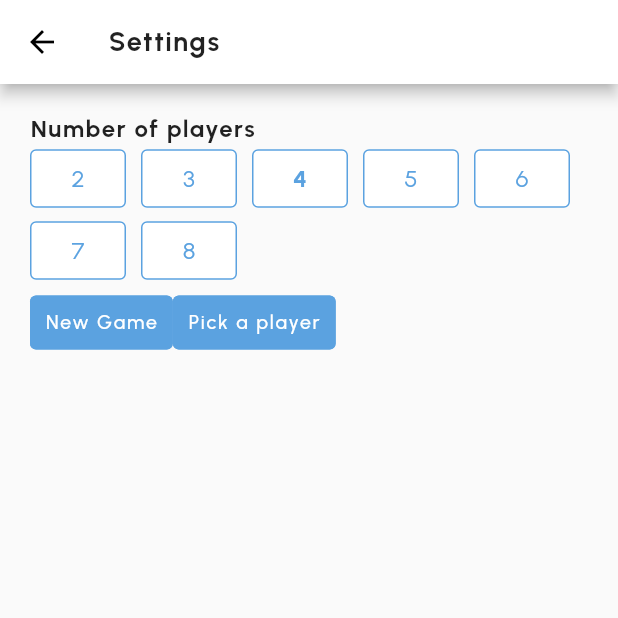
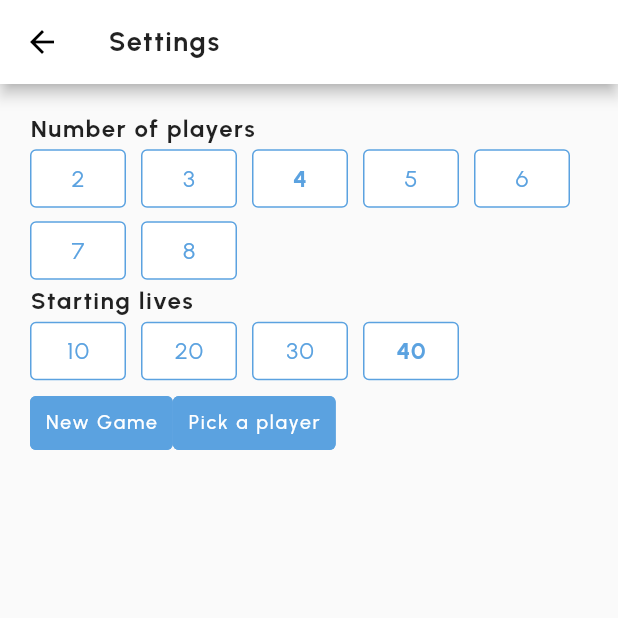
Before and after one commit to birkoss/mtg-tracker, a Flutter app: the screen it shows after launch, after a tap on the "menu" icon, on a phone screen of 412 x 824 dp, the top half of it. Run offline on Flutter 3.47's test engine with Material 2 defaults, Android fonts, the phone set to English and light mode, and no system bars; our stand-ins replace flutter_svg, google_fonts, shared_preferences.

Commit message:
Added starting lives

```diff
--- a/lib/providers/setting.dart
+++ b/lib/providers/setting.dart
@@ -9,6 +9,9 @@ class SettingNotifier extends ChangeNotifier {
 
   int _playersNumber = 0;
   int get playersNumber => _playersNumber;
+
+  int _startingLives = 0;
+  int get startingLives => _startingLives;
 
   SettingNotifier() {
     _load();
@@ -27,6 +30,7 @@ class SettingNotifier extends ChangeNotifier {
   Future _load() async {
     await _init();
     _playersNumber = _pref!.getInt("PLAYERS_NUMBER") ?? 4;
+    _startingLives = _pref!.getInt("STARTING_LIVES") ?? 40;
     notifyListeners();
 
     _isReady = true;
@@ -35,5 +39,6 @@ class SettingNotifier extends ChangeNotifier {
   Future _save() async {
     await _init();
     _pref!.setInt("PLAYERS_NUMBER", _playersNumber);
+    _pref!.setInt("STARTING_LIVES", _startingLives);
   }
 }
--- a/lib/screens/setting.dart
+++ b/lib/screens/setting.dart
@@ -6,10 +6,12 @@ import 'package:provider/provider.dart';
 class SettingScreen extends StatefulWidget {
   static const routeName = '/settings';
   final int playersNumber;
+  final int startingLives;
 
   const SettingScreen({
     Key? key,
     required this.playersNumber,
+    required this.startingLives,
   }) : super(key: key);
 
   @override
@@ -18,33 +20,34 @@ class SettingScreen extends StatefulWidget {
 
 class _SettingScreenState extends State<SettingScreen> {
   int _selectedPlayersNumber = 0;
+  int _selectedStartingLives = 0;
 
   @override
   void initState() {
     super.initState();
 
     _selectedPlayersNumber = widget.playersNumber;
+    _selectedStartingLives = widget.startingLives;
   }
 
-  void togglePlayersNumber(playerNumber) {
-    setState(() {
-      _selectedPlayersNumber = playerNumber;
-    });
-  }
-
-  List<Widget> generatePlayersNumberWidgets() {
+  List<Widget> generateToggleWidgets({
+    required List<int> values,
+    required int selectedValue,
+    required Function onPress,
+  }) {
     List<Widget> widgets = [];
 
-    for (int element in [2, 3, 4, 5, 6, 7, 8]) {
+    for (int element in values) {
       widgets.add(
         TextButton(
           onPressed: () {
-            togglePlayersNumber(element);
+            //togglePlayersNumber(element);
+            onPress(element);
           },
           child: Text(
             element.toString(),
           ),
-          style: _selectedPlayersNumber == element
+          style: selectedValue == element
               ? CustomTheme.toggleOnButtonStyle
               : CustomTheme.toggleOffButtonStyle,
         ),
@@ -75,7 +78,32 @@ class _SettingScreenState extends State<SettingScreen> {
             ),
             Wrap(
               spacing: 10,
-              children: generatePlayersNumberWidgets(),
+              children: generateToggleWidgets(
+                values: [2, 3, 4, 5, 6, 7, 8],
+                selectedValue: _selectedPlayersNumber,
+                onPress: (playersNumber) {
+                  setState(() {
+                    _selectedPlayersNumber = playersNumber;
+                  });
+                },
+              ),
+            ),
+            Text(
+              "Starting lives",
+              textAlign: TextAlign.start,
+              style: CustomTheme.settingTitle,
+            ),
+            Wrap(
+              spacing: 10,
+              children: generateToggleWidgets(
+                values: [10, 20, 30, 40],
+                selectedValue: _selectedStartingLives,
+                onPress: (startingLives) {
+                  setState(() {
+                    _selectedStartingLives = startingLives;
+                  });
+                },
+              ),
             ),
             Row(
               children: [
--- a/lib/screens/tracker.dart
+++ b/lib/screens/tracker.dart
@@ -96,6 +96,7 @@ class _TrackerScreenState extends State<TrackerScreen> {
                     context,
                     MaterialPageRoute(
                       builder: (context) => SettingScreen(
+                        startingLives: setting.startingLives,
                         playersNumber: setting.playersNumber,
                       ),
                     ),
--- a/lib/widgets/boxes/amount.dart
+++ b/lib/widgets/boxes/amount.dart
@@ -134,8 +134,11 @@ class _AmountBox extends State<AmountBox> {
             child: Container(
               alignment: Alignment.center,
               child: Column(
-                mainAxisAlignment: MainAxisAlignment.spaceEvenly,
+                mainAxisAlignment: MainAxisAlignment.spaceBetween,
                 children: [
+                  const SizedBox(
+                    height: 20,
+                  ),
                   AmountText(
                     amount: _amountChanges,
                   ),
@@ -196,6 +199,7 @@ class _AmountBox extends State<AmountBox> {
                         )
                       ],
                     ),
+                  const SizedBox(height: 10),
                 ],
               ),
             ),
--- a/lib/widgets/ui/amount/button.dart
+++ b/lib/widgets/ui/amount/button.dart
@@ -23,7 +23,7 @@ class AmountButton extends StatelessWidget {
           child: Text(
             label,
             style: const TextStyle(
-              color: Colors.white70,
+              color: Colors.white30,
               fontSize: 40,
             ),
           ),
```
